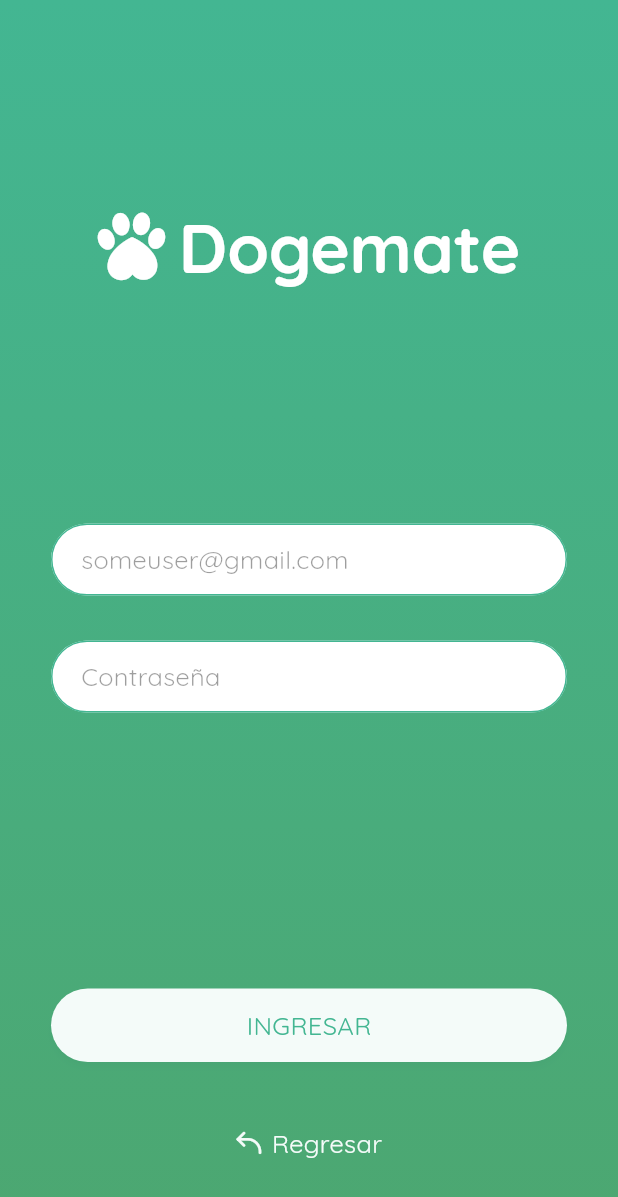
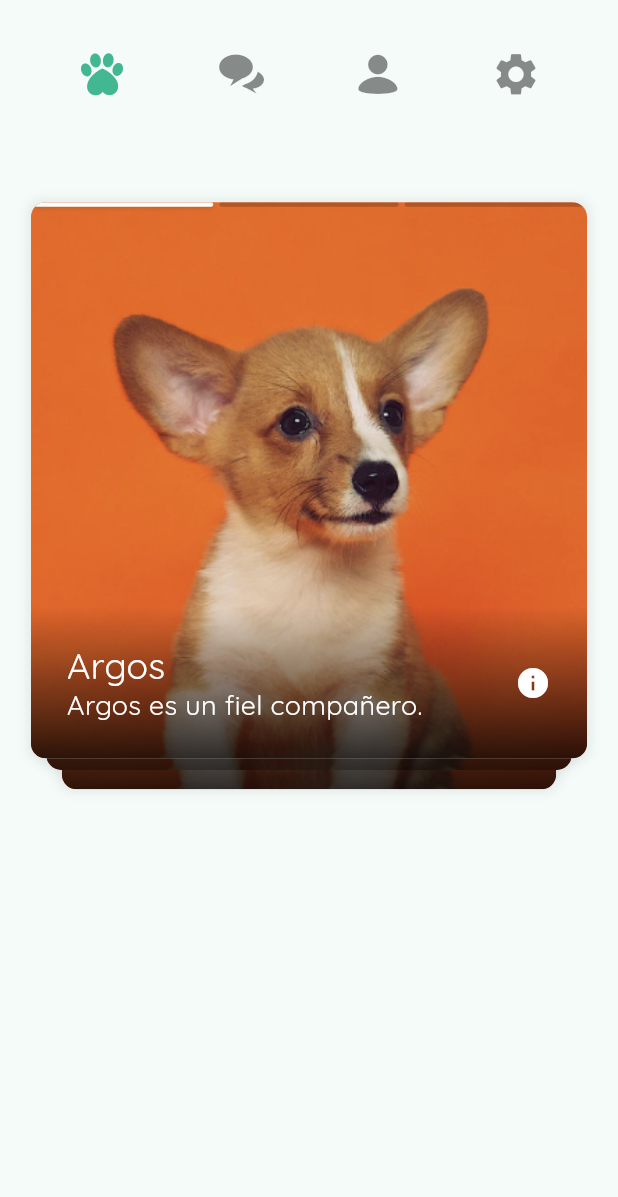
Before and after one commit to BadinhoCornejo/e-patas-ui, a Flutter app: the screen it shows after launch, on a phone screen of 412 x 824 dp. Shown: the top 1197 px of the screen. Run offline on Flutter 3.47's test engine with Material 2 defaults, Android fonts, the phone set to English and light mode, and no system bars; drawn by our look-alikes of flutter_tindercard.

Commit message:
Home screen added.

```diff
--- a/lib/app.dart
+++ b/lib/app.dart
@@ -14,7 +14,7 @@ class App extends StatelessWidget {
       title: 'E-Patas',
       theme: appTheme(Platform.isAndroid),
       onGenerateRoute: routeFactory(),
-      home: Login(),
+      home: Home(),
     );
   }
 }
--- /dev/null
+++ b/lib/models/profile.dart
@@ -0,0 +1,7 @@
+class Profile {
+  final List<String> photos;
+  final String name;
+  final String bio;
+
+  Profile({required this.photos, required this.name, required this.bio});
+}
--- /dev/null
+++ b/lib/ui/components/icons_list.dart
@@ -0,0 +1,53 @@
+import 'package:e_patas/ui/utils/color_theme.dart';
+import 'package:e_patas/ui/utils/dogemate_icons.dart';
+import 'package:flutter/material.dart';
+
+class IconsList extends StatelessWidget {
+  final index;
+
+  const IconsList({Key? key, required this.index}) : super(key: key);
+
+  @override
+  Widget build(BuildContext context) {
+    return Padding(
+      padding: const EdgeInsets.only(top: 25.0),
+      child: Row(
+        mainAxisAlignment: MainAxisAlignment.spaceEvenly,
+        children: [
+          IconButton(
+            icon: Icon(
+              Dogemate.dogemate,
+              size: 28.0,
+              color: index == 0 ? primaryColor : Colors.black.withOpacity(0.45),
+            ),
+            onPressed: () {},
+          ),
+          IconButton(
+            icon: Icon(
+              Dogemate.chat,
+              size: 28.0,
+              color: index == 1 ? primaryColor : Colors.black.withOpacity(0.45),
+            ),
+            onPressed: () {},
+          ),
+          IconButton(
+            icon: Icon(
+              Dogemate.user,
+              size: 28.0,
+              color: index == 2 ? primaryColor : Colors.black.withOpacity(0.45),
+            ),
+            onPressed: () {},
+          ),
+          IconButton(
+            icon: Icon(
+              Dogemate.settings,
+              size: 28.0,
+              color: index == 3 ? primaryColor : Colors.black.withOpacity(0.45),
+            ),
+            onPressed: () {},
+          ),
+        ],
+      ),
+    );
+  }
+}
--- /dev/null
+++ b/lib/ui/components/photo_browser.dart
@@ -0,0 +1,165 @@
+import 'package:flutter/material.dart';
+
+class PhotoBrowser extends StatefulWidget {
+  final List<String> photoAssetPaths;
+  final int visiblePhotoIndex;
+
+  PhotoBrowser(
+      {required this.photoAssetPaths, required this.visiblePhotoIndex});
+
+  @override
+  _PhotoBrowserState createState() => _PhotoBrowserState();
+}
+
+class _PhotoBrowserState extends State<PhotoBrowser> {
+  late int visiblePhotoIndex;
+
+  @override
+  void initState() {
+    super.initState();
+    visiblePhotoIndex = widget.visiblePhotoIndex;
+  }
+
+  @override
+  void didUpdateWidget(PhotoBrowser oldWidget) {
+    super.didUpdateWidget(oldWidget);
+    if (widget.visiblePhotoIndex != oldWidget.visiblePhotoIndex) {
+      setState(() {
+        visiblePhotoIndex = widget.visiblePhotoIndex;
+      });
+    }
+  }
+
+  void _prevImage() {
+    setState(() {
+      visiblePhotoIndex = visiblePhotoIndex > 0 ? visiblePhotoIndex - 1 : 0;
+    });
+  }
+
+  void _nextImage() {
+    setState(() {
+      visiblePhotoIndex = visiblePhotoIndex < widget.photoAssetPaths.length - 1
+          ? visiblePhotoIndex + 1
+          : visiblePhotoIndex;
+    });
+  }
+
+  Widget _buildPhotoControls() {
+    return new Stack(
+      fit: StackFit.expand,
+      children: <Widget>[
+        new GestureDetector(
+          onTap: _prevImage,
+          child: new FractionallySizedBox(
+            widthFactor: 0.5,
+            heightFactor: 1.0,
+            alignment: Alignment.topLeft,
+            child: new Container(
+              color: Colors.transparent,
+            ),
+          ),
+        ),
+        new GestureDetector(
+          onTap: _nextImage,
+          child: new FractionallySizedBox(
+            widthFactor: 0.5,
+            heightFactor: 1.0,
+            alignment: Alignment.topRight,
+            child: new Container(
+              color: Colors.transparent,
+            ),
+          ),
+        ),
+      ],
+    );
+  }
+
+  @override
+  Widget build(BuildContext context) {
+    return Stack(
+      fit: StackFit.expand,
+      children: <Widget>[
+        // Photo
+        new Image.asset(
+          widget.photoAssetPaths[visiblePhotoIndex],
+          fit: BoxFit.cover,
+        ),
+        // Photo indicator
+        new Positioned(
+          top: 0.0,
+          left: 0.0,
+          right: 0.0,
+          child: new SelectedPhotoIndicator(
+            photoCount: widget.photoAssetPaths.length,
+            visiblePhotoIndex: visiblePhotoIndex,
+          ),
+        ),
+        // Photo control
+        _buildPhotoControls(),
+      ],
+    );
+  }
+}
+
+class SelectedPhotoIndicator extends StatelessWidget {
+  final int photoCount;
+  final int visiblePhotoIndex;
+
+  SelectedPhotoIndicator(
+      {required this.visiblePhotoIndex, required this.photoCount});
+
+  Widget _buildInactiveIndicator() {
+    return new Expanded(
+      child: new Padding(
+        padding: const EdgeInsets.only(left: 2.0, right: 2.0),
+        child: new Container(
+          height: 3.0,
+          decoration: new BoxDecoration(
+              color: Colors.black.withOpacity(0.2),
+              borderRadius: new BorderRadius.circular(2.5)),
+        ),
+      ),
+    );
+  }
+
+  Widget _buildActiveIndicator() {
+    return new Expanded(
+      child: new Padding(
+        padding: const EdgeInsets.only(left: 2.0, right: 2.0),
+        child: new Container(
+          height: 3.0,
+          decoration: new BoxDecoration(
+              color: Colors.white,
+              borderRadius: new BorderRadius.circular(2.5),
+              boxShadow: [
+                new BoxShadow(
+                    color: const Color(0x22000000),
+                    blurRadius: 2.0,
+                    spreadRadius: 0.0,
+                    offset: const Offset(0.0, 1.0))
+              ]),
+        ),
+      ),
+    );
+  }
+
+  List<Widget> _buildIndicators() {
+    List<Widget> indicators = [];
+    for (int i = 0; i < photoCount; i++) {
+      indicators.add(i == visiblePhotoIndex
+          ? _buildActiveIndicator()
+          : _buildInactiveIndicator());
+    }
+    return indicators;
+  }
+
+  @override
+  Widget build(BuildContext context) {
+    return new Padding(
+      padding: const EdgeInsets.all(0.0),
+      child: new Row(
+        children: _buildIndicators(),
+      ),
+    );
+  }
+}
--- /dev/null
+++ b/lib/ui/components/profile_card.dart
@@ -0,0 +1,90 @@
+import 'package:e_patas/ui/components/photo_browser.dart';
+import 'package:flutter/material.dart';
+
+class ProfileCard extends StatefulWidget {
+  final profile;
+
+  const ProfileCard({Key? key, required this.profile}) : super(key: key);
+
+  //ProfileCard({required Key key, required this.profile}) : super(key: key);
+
+  @override
+  _ProfileCardState createState() => _ProfileCardState();
+}
+
+class _ProfileCardState extends State<ProfileCard> {
+  Widget _buildBackground() {
+    return new PhotoBrowser(
+      photoAssetPaths: widget.profile.photos,
+      visiblePhotoIndex: 0,
+    );
+  }
+
+  Widget _buildProfileSynopsis() {
+    return new Positioned(
+      left: 0.0,
+      right: 0.0,
+      bottom: 0.0,
+      child: new Container(
+        decoration: new BoxDecoration(
+            gradient: LinearGradient(
+                begin: Alignment.topCenter,
+                end: Alignment.bottomCenter,
+                colors: [
+              Colors.transparent,
+              Colors.black.withOpacity(0.8),
+            ])),
+        padding: const EdgeInsets.all(24.0),
+        child: new Row(
+          mainAxisSize: MainAxisSize.max,
+          children: <Widget>[
+            new Expanded(
+              child: new Column(
+                crossAxisAlignment: CrossAxisAlignment.start,
+                mainAxisSize: MainAxisSize.min,
+                children: <Widget>[
+                  new Text(widget.profile.name,
+                      style:
+                          new TextStyle(color: Colors.white, fontSize: 24.0)),
+                  new Text(widget.profile.bio,
+                      style: new TextStyle(color: Colors.white, fontSize: 18.0))
+                ],
+              ),
+            ),
+            new Icon(
+              Icons.info,
+              color: Colors.white,
+            )
+          ],
+        ),
+      ),
+    );
+  }
+
+  @override
+  Widget build(BuildContext context) {
+    return Container(
+      decoration: new BoxDecoration(
+          borderRadius: new BorderRadius.circular(10.0),
+          boxShadow: [
+            new BoxShadow(
+              color: const Color(0x11000000),
+              blurRadius: 5.0,
+              spreadRadius: 2.0,
+            )
+          ]),
+      child: ClipRRect(
+        borderRadius: new BorderRadius.circular(10.0),
+        child: new Material(
+          child: new Stack(
+            fit: StackFit.expand,
+            children: <Widget>[
+              _buildBackground(),
+              _buildProfileSynopsis(),
+            ],
+          ),
+        ),
+      ),
+    );
+  }
+}
--- /dev/null
+++ b/lib/ui/screens/home.dart
@@ -0,0 +1,68 @@
+import 'package:e_patas/ui/components/profile_card.dart';
+import 'package:flutter_tindercard/flutter_tindercard.dart';
+import 'package:e_patas/models/profile.dart';
+import 'package:e_patas/ui/components/icons_list.dart';
+import 'package:flutter/material.dart';
+
+class Home extends StatelessWidget {
+  late Profile profile = new Profile(
+    bio: 'Argos es un fiel compañero.',
+    name: 'Argos',
+    photos: [
+      'assets/images/argos_1.jpg',
+      'assets/images/argos_2.jpg',
+      'assets/images/argos_3.jpg'
+    ],
+  );
+
+  @override
+  Widget build(BuildContext context) {
+    CardController controller; //Use this to trigger swap.
+
+    return Scaffold(
+      body: Container(
+        child: Column(
+          children: [
+            IconsList(
+              index: 0,
+            ),
+            Center(
+              child: Container(
+                height: MediaQuery.of(context).size.height * 0.6,
+                child: TinderSwapCard(
+                  swipeUp: false,
+                  swipeDown: false,
+                  orientation: AmassOrientation.BOTTOM,
+                  totalNum: profile.photos.length,
+                  stackNum: 3,
+                  swipeEdge: 4.0,
+                  maxWidth: MediaQuery.of(context).size.width * 0.9,
+                  maxHeight: MediaQuery.of(context).size.width * 0.9,
+                  minWidth: MediaQuery.of(context).size.width * 0.8,
+                  minHeight: MediaQuery.of(context).size.width * 0.8,
+                  cardBuilder: (context, index) =>
+                      ProfileCard(key: key, profile: profile),
+                  cardController: controller = CardController(),
+                  swipeUpdateCallback:
+                      (DragUpdateDetails details, Alignment align) {
+                    /// Get swiping card's alignment
+                    if (align.x < 0) {
+                      //Card is LEFT swiping
+                    } else if (align.x > 0) {
+                      //Card is RIGHT swiping
+                    }
+                  },
+                  swipeCompleteCallback:
+                      (CardSwipeOrientation orientation, int index) {
+                    /// Get orientation & index of swiped card!
+                  },
+                ),
+              ),
+            ),
+          ],
+        ),
+        color: Color(0xFFF4FBF9),
+      ),
+    );
+  }
+}
--- a/lib/ui/screens/screens.dart
+++ b/lib/ui/screens/screens.dart
@@ -5,3 +5,4 @@ export 'pet_register.dart';
 export 'splash.dart';
 export 'user_register.dart';
 export 'welcome.dart';
+export 'home.dart';
--- a/lib/ui/utils/routes.dart
+++ b/lib/ui/utils/routes.dart
@@ -28,6 +28,9 @@ RouteFactory routeFactory() => (settings) {
         case '/user_register':
           screen = UserRegister();
           break;
+        case '/home':
+          screen = Home();
+          break;
         default:
           screen = Splash();
       }
--- a/pubspec.yaml
+++ b/pubspec.yaml
@@ -32,6 +32,7 @@ dependencies:
 dev_dependencies:
   flutter_test:
     sdk: flutter
+  flutter_tindercard: ^0.2.0
 
 # For information on the generic Dart part of this file, see the
 # following page: https://dart.dev/tools/pub/pubspec
@@ -45,8 +46,8 @@ flutter:
   uses-material-design: true
 
   # To add assets to your application, add an assets section, like this:
-  # assets:
-  #   - images/a_dot_burr.jpeg
+  assets:
+    - assets/images/
   #   - images/a_dot_ham.jpeg
 
   # An image asset can refer to one or more resolution-specific "variants", see
```
Also changed, not shown: assets/images/argos_1.jpg (added), assets/images/argos_2.jpg (added), assets/images/argos_3.jpg (added), pubspec.lock.
